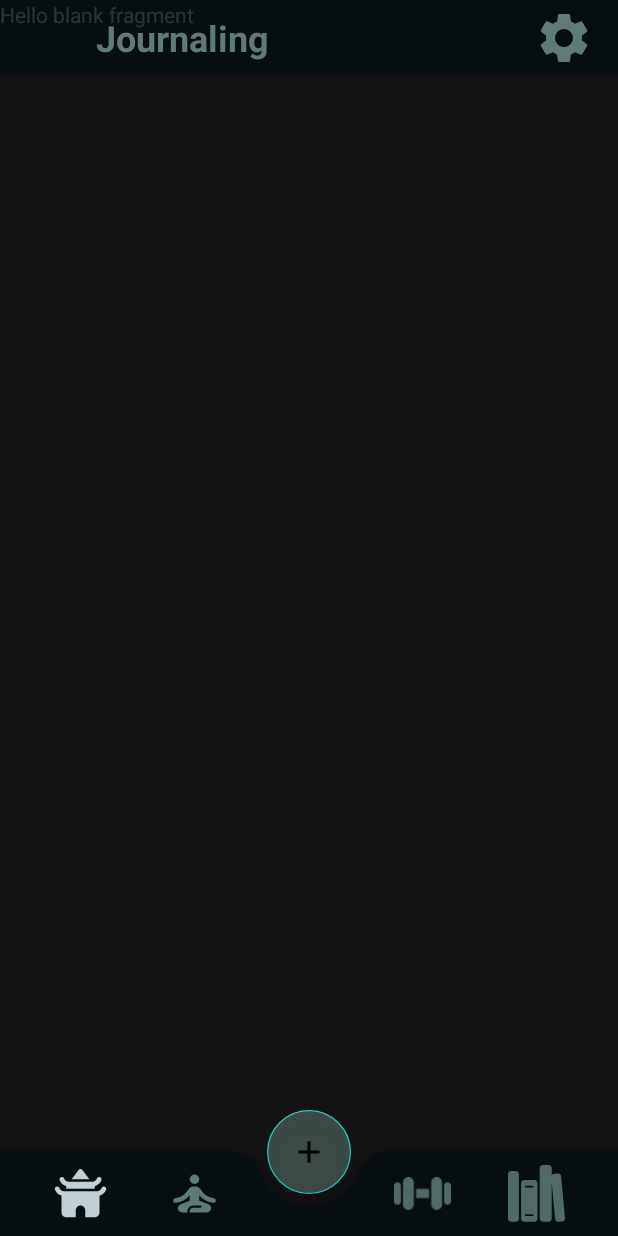
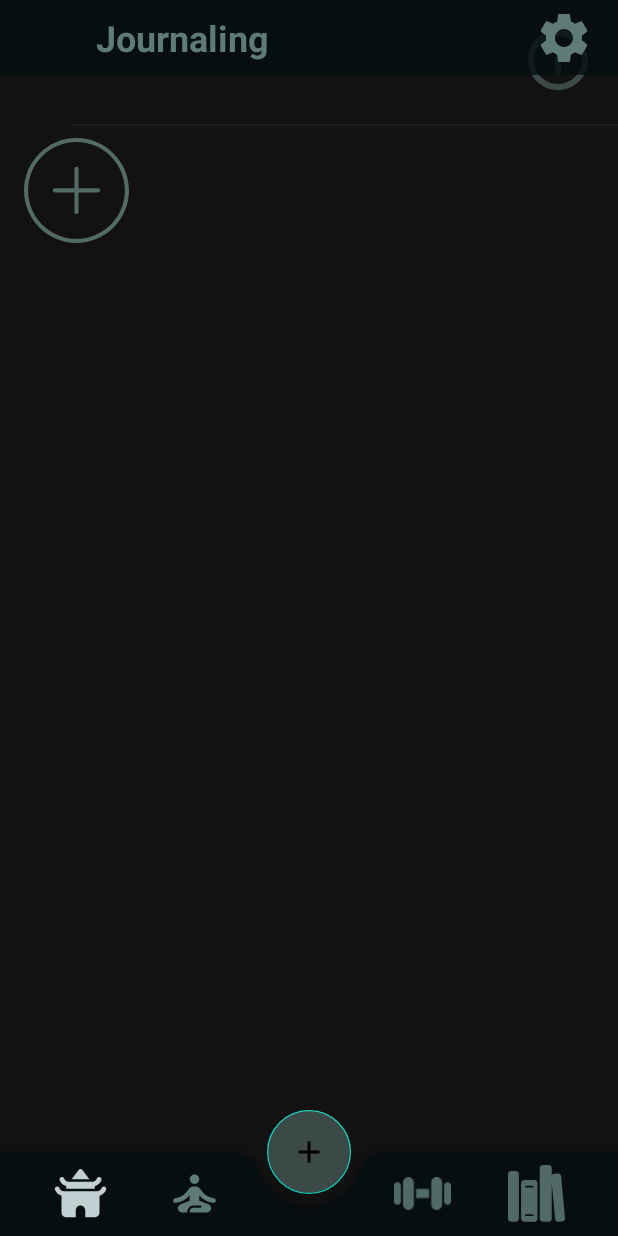
Before and after one commit to JohannKG1980/vividize-android-app, an Android app: the JournalsFragment screen opened through its navigation route, on a phone screen of 412 x 824 dp. Run offline under Robolectric (Android 15) with nearby library versions, the light colour scheme and no system bars; our stand-ins replace navigation-ui; libraries missing offline, so code that uses them is left out: eightbitlab.com.blurview; plain views replace BlurView; pictures from the network do not load; 2 statements that could not run were skipped.

Commit message:
developing the journaling Feature work in progress

```diff
--- a/app/src/main/res/layout/fragment_journals.xml
+++ b/app/src/main/res/layout/fragment_journals.xml
@@ -1,14 +1,70 @@
 <?xml version="1.0" encoding="utf-8"?>
-<FrameLayout xmlns:android="http://schemas.android.com/apk/res/android"
+<androidx.constraintlayout.widget.ConstraintLayout xmlns:android="http://schemas.android.com/apk/res/android"
+    xmlns:app="http://schemas.android.com/apk/res-auto"
     xmlns:tools="http://schemas.android.com/tools"
     android:layout_width="match_parent"
     android:layout_height="match_parent"
     tools:context=".ui.JournalsFragment">
 
-    <!-- TODO: Update blank fragment layout -->
-    <TextView
+
+    <androidx.recyclerview.widget.RecyclerView
+        android:id="@+id/rv_fsm_sessions"
         android:layout_width="match_parent"
-        android:layout_height="match_parent"
-        android:text="@string/hello_blank_fragment" />
+        android:layout_height="0dp"
+        app:layoutManager="androidx.recyclerview.widget.StaggeredGridLayoutManager"
+        app:layout_constraintBottom_toBottomOf="parent"
+        app:layout_constraintEnd_toEndOf="parent"
+        app:layout_constraintStart_toStartOf="parent"
+        app:layout_constraintTop_toBottomOf="@+id/cl_fsm_top"
+        tools:listitem="@layout/journaling_item_layout" />
 
-</FrameLayout>
+
+    <androidx.constraintlayout.widget.ConstraintLayout
+        android:id="@+id/cl_fsm_top"
+        android:layout_width="match_parent"
+        android:layout_height="170dp"
+        app:layout_constraintBottom_toTopOf="@+id/rv_fsm_sessions"
+        app:layout_constraintEnd_toEndOf="parent"
+        app:layout_constraintStart_toStartOf="parent"
+        app:layout_constraintTop_toTopOf="parent">
+
+
+        <ImageView
+            android:id="@+id/iv_info_jrnl"
+            android:layout_width="48dp"
+            android:layout_height="48dp"
+            android:layout_margin="16dp"
+            app:layout_constraintEnd_toEndOf="parent"
+            app:layout_constraintTop_toTopOf="parent"
+            app:srcCompat="@drawable/outline_info_24"
+            app:tint="@color/secondary_transparent" />
+
+        <com.google.android.material.divider.MaterialDivider
+            android:layout_width="match_parent"
+            android:layout_height="1dp"
+            android:layout_marginStart="48dp"
+            android:layout_marginBottom="8dp"
+            android:alpha="0.4"
+            android:backgroundTint="@color/white"
+            app:layout_constraintBottom_toTopOf="@+id/iv_add_entry"
+            app:layout_constraintEnd_toEndOf="parent"
+            app:layout_constraintStart_toStartOf="parent" />
+
+        <ImageView
+            android:id="@+id/iv_add_entry"
+            android:layout_width="70dp"
+            android:layout_height="70dp"
+            android:layout_marginStart="16dp"
+            android:layout_marginBottom="8dp"
+            app:layout_constraintBottom_toBottomOf="parent"
+            app:layout_constraintStart_toStartOf="parent"
+            app:srcCompat="@drawable/plus_circle"
+            app:tint="@color/secondary_app" />
+
+
+    </androidx.constraintlayout.widget.ConstraintLayout>
+
+
+
+
+</androidx.constraintlayout.widget.ConstraintLayout>
```
Also changed, not shown: app/src/main/res/layout/journaling_item_layout.xml (added, +126 -0 lines).
